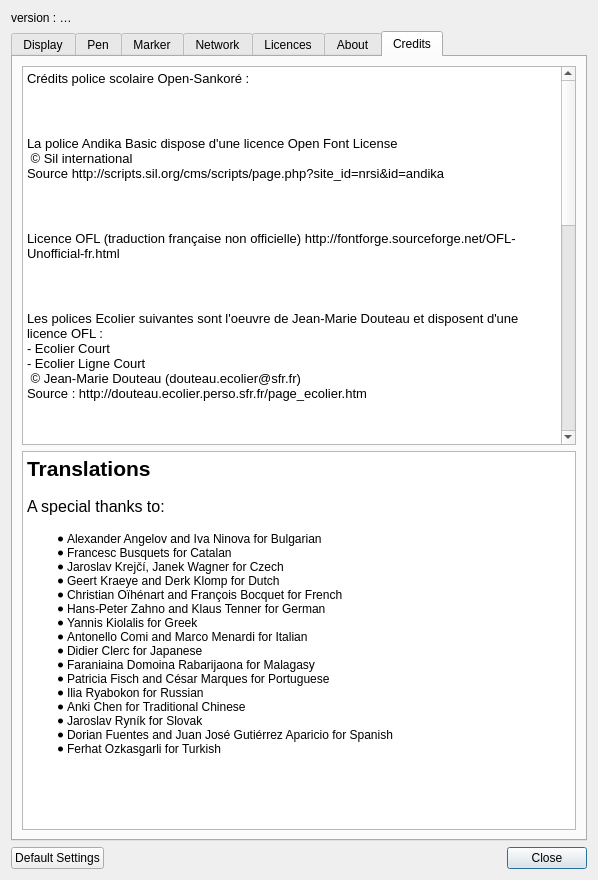
Above: resources/forms/preferences.ui from OpenEducationFoundation/OpenBoard before the change. Below: the same form after it.
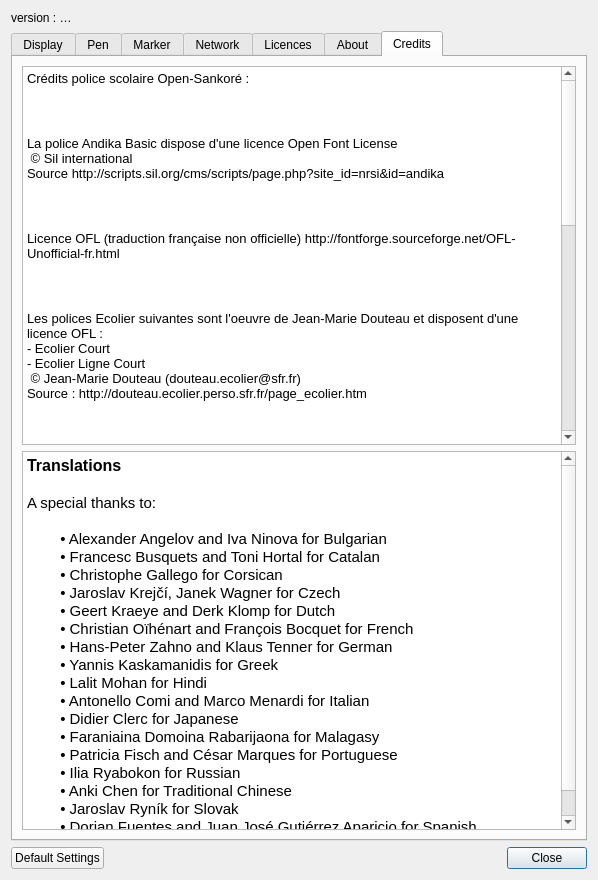
That is the form after the change. The open tabs and pages were chosen to show the change.

Commit message: update credits for translation

Diff of the .ui file:
```diff
--- a/resources/forms/preferences.ui
+++ b/resources/forms/preferences.ui
@@ -3113,24 +3113,28 @@
 &lt;html&gt;&lt;head&gt;&lt;meta name=&quot;qrichtext&quot; content=&quot;1&quot; /&gt;&lt;style type=&quot;text/css&quot;&gt;
 p, li { white-space: pre-wrap; }
 &lt;/style&gt;&lt;/head&gt;&lt;body style=&quot; font-family:'Cantarell'; font-size:11pt; font-weight:400; font-style:normal;&quot;&gt;
-&lt;p style=&quot; margin-top:18px; margin-bottom:12px; margin-left:0px; margin-right:0px; -qt-block-indent:0; text-indent:0px;&quot;&gt;&lt;span style=&quot; font-family:'Ubuntu'; font-size:16pt; font-weight:600;&quot;&gt;Translations&lt;/span&gt;&lt;/p&gt;
-&lt;p style=&quot; margin-top:16px; margin-bottom:12px; margin-left:0px; margin-right:0px; -qt-block-indent:0; text-indent:0px;&quot;&gt;&lt;span style=&quot; font-family:'Ubuntu'; font-size:12pt;&quot;&gt;A special thanks to:&lt;/span&gt;&lt;/p&gt;
-&lt;ul style=&quot;margin-top: 0px; margin-bottom: 0px; margin-left: 0px; margin-right: 0px; -qt-list-indent: 1;&quot;&gt;&lt;li style=&quot; font-family:'Ubuntu'; font-size:10pt; font-weight:600;&quot; style=&quot; margin-top:16px; margin-bottom:0px; margin-left:0px; margin-right:0px; -qt-block-indent:0; text-indent:0px;&quot;&gt;&lt;span style=&quot; font-size:medium; font-weight:400;&quot;&gt;Alexander Angelov and Iva Ninova for Bulgarian&lt;/span&gt;&lt;/li&gt;
-&lt;li style=&quot; font-family:'Ubuntu'; font-size:10pt;&quot; style=&quot; margin-top:0px; margin-bottom:0px; margin-left:0px; margin-right:0px; -qt-block-indent:0; text-indent:0px;&quot;&gt;&lt;span style=&quot; font-size:medium;&quot;&gt;Francesc Busquets for Catalan&lt;/span&gt;&lt;/li&gt;
-&lt;li style=&quot; font-family:'Ubuntu'; font-size:10pt;&quot; style=&quot; margin-top:0px; margin-bottom:0px; margin-left:0px; margin-right:0px; -qt-block-indent:0; text-indent:0px;&quot;&gt;&lt;span style=&quot; font-size:medium;&quot;&gt;Jaroslav Krejčí, Janek Wagner for Czech&lt;/span&gt;&lt;/li&gt;
-&lt;li style=&quot; font-family:'Ubuntu'; font-size:10pt;&quot; style=&quot; margin-top:0px; margin-bottom:0px; margin-left:0px; margin-right:0px; -qt-block-indent:0; text-indent:0px;&quot;&gt;&lt;span style=&quot; font-size:medium;&quot;&gt;Geert Kraeye and Derk Klomp for Dutch&lt;/span&gt;&lt;/li&gt;
-&lt;li style=&quot; font-family:'Ubuntu'; font-size:10pt;&quot; style=&quot; margin-top:0px; margin-bottom:0px; margin-left:0px; margin-right:0px; -qt-block-indent:0; text-indent:0px;&quot;&gt;&lt;span style=&quot; font-size:medium;&quot;&gt;Christian Oïhénart and François Bocquet for French&lt;/span&gt;&lt;/li&gt;
-&lt;li style=&quot; font-family:'Ubuntu'; font-size:10pt;&quot; style=&quot; margin-top:0px; margin-bottom:0px; margin-left:0px; margin-right:0px; -qt-block-indent:0; text-indent:0px;&quot;&gt;&lt;span style=&quot; font-size:medium;&quot;&gt;Hans-Peter Zahno and Klaus Tenner for German&lt;/span&gt;&lt;/li&gt;
-&lt;li style=&quot; font-family:'Ubuntu'; font-size:10pt;&quot; style=&quot; margin-top:0px; margin-bottom:0px; margin-left:0px; margin-right:0px; -qt-block-indent:0; text-indent:0px;&quot;&gt;&lt;span style=&quot; font-size:medium;&quot;&gt;Yannis Kiolalis for Greek&lt;/span&gt;&lt;/li&gt;
-&lt;li style=&quot; font-family:'Ubuntu'; font-size:10pt;&quot; style=&quot; margin-top:0px; margin-bottom:0px; margin-left:0px; margin-right:0px; -qt-block-indent:0; text-indent:0px;&quot;&gt;&lt;span style=&quot; font-size:medium;&quot;&gt;Antonello Comi and Marco Menardi for Italian&lt;/span&gt;&lt;/li&gt;
-&lt;li style=&quot; font-family:'Ubuntu'; font-size:10pt;&quot; style=&quot; margin-top:0px; margin-bottom:0px; margin-left:0px; margin-right:0px; -qt-block-indent:0; text-indent:0px;&quot;&gt;&lt;span style=&quot; font-size:medium;&quot;&gt;Didier Clerc for Japanese&lt;/span&gt;&lt;/li&gt;
-&lt;li style=&quot; font-family:'Ubuntu'; font-size:10pt;&quot; style=&quot; margin-top:0px; margin-bottom:0px; margin-left:0px; margin-right:0px; -qt-block-indent:0; text-indent:0px;&quot;&gt;&lt;span style=&quot; font-size:medium;&quot;&gt;Faraniaina Domoina Rabarijaona for Malagasy&lt;/span&gt;&lt;/li&gt;
-&lt;li style=&quot; font-family:'Ubuntu'; font-size:10pt;&quot; style=&quot; margin-top:0px; margin-bottom:0px; margin-left:0px; margin-right:0px; -qt-block-indent:0; text-indent:0px;&quot;&gt;&lt;span style=&quot; font-size:medium;&quot;&gt;Patricia Fisch and César Marques for Portuguese&lt;/span&gt;&lt;/li&gt;
-&lt;li style=&quot; font-family:'Ubuntu'; font-size:10pt;&quot; style=&quot; margin-top:0px; margin-bottom:0px; margin-left:0px; margin-right:0px; -qt-block-indent:0; text-indent:0px;&quot;&gt;&lt;span style=&quot; font-size:medium;&quot;&gt;Ilia Ryabokon for Russian&lt;/span&gt;&lt;/li&gt;
-&lt;li style=&quot; font-family:'Ubuntu'; font-size:10pt;&quot; style=&quot; margin-top:0px; margin-bottom:0px; margin-left:0px; margin-right:0px; -qt-block-indent:0; text-indent:0px;&quot;&gt;&lt;span style=&quot; font-size:medium;&quot;&gt;Anki Chen for Traditional Chinese&lt;/span&gt;&lt;/li&gt;
-&lt;li style=&quot; font-family:'Ubuntu'; font-size:10pt;&quot; style=&quot; margin-top:0px; margin-bottom:0px; margin-left:0px; margin-right:0px; -qt-block-indent:0; text-indent:0px;&quot;&gt;&lt;span style=&quot; font-size:medium;&quot;&gt;Jaroslav Ryník for Slovak&lt;/span&gt;&lt;/li&gt;
-&lt;li style=&quot; font-family:'Ubuntu'; font-size:10pt;&quot; style=&quot; margin-top:0px; margin-bottom:0px; margin-left:0px; margin-right:0px; -qt-block-indent:0; text-indent:0px;&quot;&gt;&lt;span style=&quot; font-size:medium;&quot;&gt;Dorian Fuentes and Juan José Gutiérrez Aparicio for Spanish&lt;/span&gt;&lt;/li&gt;
-&lt;li style=&quot; font-family:'Ubuntu'; font-size:10pt;&quot; style=&quot; margin-top:0px; margin-bottom:12px; margin-left:0px; margin-right:0px; -qt-block-indent:0; text-indent:0px;&quot;&gt;&lt;span style=&quot; font-size:medium;&quot;&gt;Ferhat Ozkasgarli for Turkish&lt;/span&gt;&lt;/li&gt;&lt;/ul&gt;&lt;/body&gt;&lt;/html&gt;</string>
+&lt;p style=&quot; margin-top:0px; margin-bottom:0px; margin-left:0px; margin-right:0px; -qt-block-indent:0; text-indent:0px;&quot;&gt;&lt;span style=&quot; font-size:12pt; font-weight:600;&quot;&gt;Translations&lt;/span&gt;&lt;/p&gt;
+&lt;p style=&quot;-qt-paragraph-type:empty; margin-top:0px; margin-bottom:0px; margin-left:0px; margin-right:0px; -qt-block-indent:0; text-indent:0px; font-size:12pt; font-weight:600;&quot;&gt;&lt;br /&gt;&lt;/p&gt;
+&lt;p style=&quot; margin-top:0px; margin-bottom:0px; margin-left:0px; margin-right:0px; -qt-block-indent:0; text-indent:0px;&quot;&gt;A special thanks to:&lt;/p&gt;
+&lt;p style=&quot;-qt-paragraph-type:empty; margin-top:0px; margin-bottom:0px; margin-left:0px; margin-right:0px; -qt-block-indent:0; text-indent:0px;&quot;&gt;&lt;br /&gt;&lt;/p&gt;
+&lt;p style=&quot; margin-top:0px; margin-bottom:0px; margin-left:0px; margin-right:0px; -qt-block-indent:0; text-indent:0px;&quot;&gt;        • Alexander Angelov and Iva Ninova for Bulgarian&lt;/p&gt;
+&lt;p style=&quot; margin-top:0px; margin-bottom:0px; margin-left:0px; margin-right:0px; -qt-block-indent:0; text-indent:0px;&quot;&gt;        • Francesc Busquets and Toni Hortal for Catalan&lt;/p&gt;
+&lt;p style=&quot; margin-top:0px; margin-bottom:0px; margin-left:0px; margin-right:0px; -qt-block-indent:0; text-indent:0px;&quot;&gt;        • Christophe Gallego for Corsican&lt;/p&gt;
+&lt;p style=&quot; margin-top:0px; margin-bottom:0px; margin-left:0px; margin-right:0px; -qt-block-indent:0; text-indent:0px;&quot;&gt;        • Jaroslav Krejčí, Janek Wagner for Czech&lt;/p&gt;
+&lt;p style=&quot; margin-top:0px; margin-bottom:0px; margin-left:0px; margin-right:0px; -qt-block-indent:0; text-indent:0px;&quot;&gt;        • Geert Kraeye and Derk Klomp for Dutch&lt;/p&gt;
+&lt;p style=&quot; margin-top:0px; margin-bottom:0px; margin-left:0px; margin-right:0px; -qt-block-indent:0; text-indent:0px;&quot;&gt;        • Christian Oïhénart and François Bocquet for French&lt;/p&gt;
+&lt;p style=&quot; margin-top:0px; margin-bottom:0px; margin-left:0px; margin-right:0px; -qt-block-indent:0; text-indent:0px;&quot;&gt;        • Hans-Peter Zahno and Klaus Tenner for German&lt;/p&gt;
+&lt;p style=&quot; margin-top:0px; margin-bottom:0px; margin-left:0px; margin-right:0px; -qt-block-indent:0; text-indent:0px;&quot;&gt;        • Yannis Kaskamanidis for Greek&lt;/p&gt;
+&lt;p style=&quot; margin-top:0px; margin-bottom:0px; margin-left:0px; margin-right:0px; -qt-block-indent:0; text-indent:0px;&quot;&gt;        • Lalit Mohan for Hindi&lt;/p&gt;
+&lt;p style=&quot; margin-top:0px; margin-bottom:0px; margin-left:0px; margin-right:0px; -qt-block-indent:0; text-indent:0px;&quot;&gt;        • Antonello Comi and Marco Menardi for Italian&lt;/p&gt;
+&lt;p style=&quot; margin-top:0px; margin-bottom:0px; margin-left:0px; margin-right:0px; -qt-block-indent:0; text-indent:0px;&quot;&gt;        • Didier Clerc for Japanese&lt;/p&gt;
+&lt;p style=&quot; margin-top:0px; margin-bottom:0px; margin-left:0px; margin-right:0px; -qt-block-indent:0; text-indent:0px;&quot;&gt;        • Faraniaina Domoina Rabarijaona for Malagasy&lt;/p&gt;
+&lt;p style=&quot; margin-top:0px; margin-bottom:0px; margin-left:0px; margin-right:0px; -qt-block-indent:0; text-indent:0px;&quot;&gt;        • Patricia Fisch and César Marques for Portuguese&lt;/p&gt;
+&lt;p style=&quot; margin-top:0px; margin-bottom:0px; margin-left:0px; margin-right:0px; -qt-block-indent:0; text-indent:0px;&quot;&gt;        • Ilia Ryabokon for Russian&lt;/p&gt;
+&lt;p style=&quot; margin-top:0px; margin-bottom:0px; margin-left:0px; margin-right:0px; -qt-block-indent:0; text-indent:0px;&quot;&gt;        • Anki Chen for Traditional Chinese&lt;/p&gt;
+&lt;p style=&quot; margin-top:0px; margin-bottom:0px; margin-left:0px; margin-right:0px; -qt-block-indent:0; text-indent:0px;&quot;&gt;        • Jaroslav Ryník for Slovak&lt;/p&gt;
+&lt;p style=&quot; margin-top:0px; margin-bottom:0px; margin-left:0px; margin-right:0px; -qt-block-indent:0; text-indent:0px;&quot;&gt;        • Dorian Fuentes and Juan José Gutiérrez Aparicio for Spanish&lt;/p&gt;
+&lt;p style=&quot; margin-top:0px; margin-bottom:0px; margin-left:0px; margin-right:0px; -qt-block-indent:0; text-indent:0px;&quot;&gt;        • Ferhat Ozkasgarli for Turkish&lt;/p&gt;&lt;/body&gt;&lt;/html&gt;</string>
          </property>
         </widget>
        </item>
```
Left out of the diff: 2 changed lines with no effect on the pictures.
